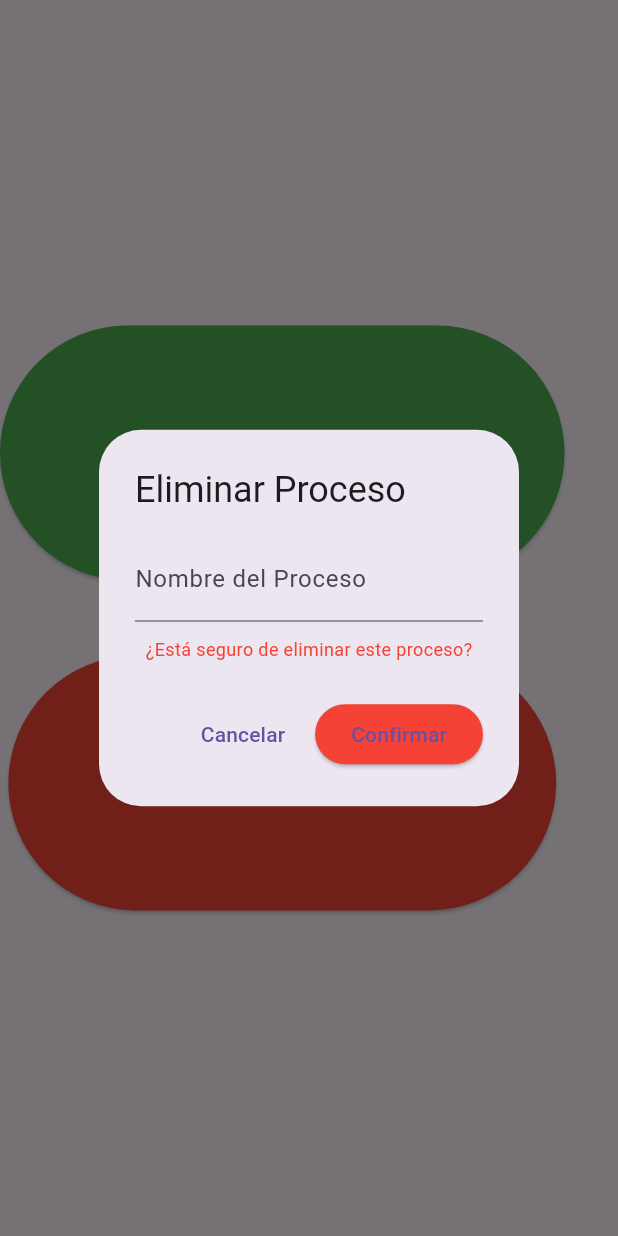
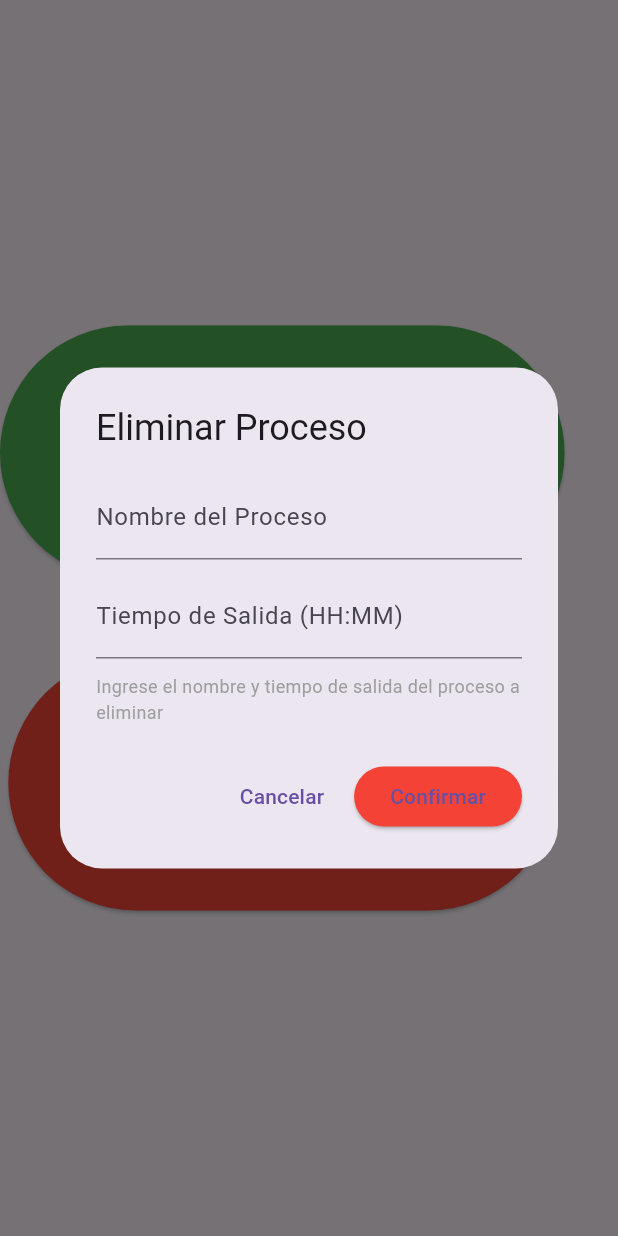
Before and after one commit to MonsePL20/simulacion_memoria, a Flutter app: the BotonesAccion widget shown alone on an empty page, opened directly with empty values, after a tap on "Salida", on a phone screen of 412 x 824 dp. Run offline on Flutter 3.47's test engine with Material 3 defaults, Android fonts, the light colour scheme and no system bars.

Commit message:
modificacion de boton de salida

```diff
--- a/lib/Botones.dart
+++ b/lib/Botones.dart
@@ -1,9 +1,8 @@
 import 'package:flutter/material.dart';
 
 class BotonesAccion extends StatelessWidget {
-
   final Function(String, String, String) onAgregar;
-  final Function(String) onEliminar;
+  final Function(String, String) onEliminar;
 
   const BotonesAccion({
     super.key,
@@ -28,17 +27,16 @@ class BotonesAccion extends StatelessWidget {
               controller: nombreCtrl,
               decoration: const InputDecoration(labelText: "Nombre del Proceso"),
             ),
-            const SizedBox(height: 10),// Espacio entre campos
+            const SizedBox(height: 10),
             TextField(
               controller: tamanoCtrl,
-              decoration: const InputDecoration(labelText: "Tamaño (MB)"),
+              decoration: const InputDecoration(labelText: "Tamaño (KB)"),
               keyboardType: TextInputType.number,
             ),
-            const SizedBox(height: 10),// Espacio entre campos
+            const SizedBox(height: 10),
             TextField(
               controller: llegadaCtrl,
-              decoration: const InputDecoration(labelText: "Tiempo de Llegada"),
-              keyboardType: TextInputType.number,
+              decoration: const InputDecoration(labelText: "Tiempo de Llegada (HH:MM)"),
             ),
           ],
         ),
@@ -68,9 +66,10 @@ class BotonesAccion extends StatelessWidget {
     );
   }
 
-  // 📌 Dialogo para ELIMINAR proceso (CON CONFIRMACIÓN)
+  // 📌 Dialogo para ELIMINAR proceso (CON VALIDACIÓN)
   void dialogoEliminar(BuildContext context) {
     final nombreCtrl = TextEditingController();
+    final salidaCtrl = TextEditingController();
 
     showDialog(
       context: context,
@@ -84,9 +83,14 @@ class BotonesAccion extends StatelessWidget {
               decoration: const InputDecoration(labelText: "Nombre del Proceso"),
             ),
             const SizedBox(height: 10),
+            TextField(
+              controller: salidaCtrl,
+              decoration: const InputDecoration(labelText: "Tiempo de Salida (HH:MM)"),
+            ),
+            const SizedBox(height: 10),
             const Text(
-              "¿Está seguro de eliminar este proceso?",
-              style: TextStyle(color: Colors.red, fontSize: 12),// Advertencia
+              "Ingrese el nombre y tiempo de salida del proceso a eliminar",
+              style: TextStyle(color: Colors.grey, fontSize: 12),
             ),
           ],
         ),
@@ -98,17 +102,16 @@ class BotonesAccion extends StatelessWidget {
           ElevatedButton(
             style: ElevatedButton.styleFrom(backgroundColor: Colors.red),
             onPressed: () {
-              if (nombreCtrl.text.isEmpty) {
+              if (nombreCtrl.text.isEmpty || salidaCtrl.text.isEmpty) {
                 ScaffoldMessenger.of(context).showSnackBar(
-                  const SnackBar(content: Text("Ingrese el nombre")),
+                  const SnackBar(content: Text("Complete todos los campos")),
                 );
                 return;
               }
-              onEliminar(nombreCtrl.text);
+
+              // 📌 Llamar a eliminar (la validación de existencia está en main)
+              onEliminar(nombreCtrl.text, salidaCtrl.text);
               Navigator.pop(context);
-              ScaffoldMessenger.of(context).showSnackBar(
-                const SnackBar(content: Text("Proceso eliminado correctamente")),
-              );
             },
             child: const Text("Confirmar"),
           ),
@@ -131,11 +134,11 @@ class BotonesAccion extends StatelessWidget {
           style: ElevatedButton.styleFrom(
             backgroundColor: Colors.green,
             foregroundColor: Colors.white,
-            padding: const EdgeInsets.symmetric(horizontal: 150, vertical: 75),// Tamaño grande
+            padding: const EdgeInsets.symmetric(horizontal: 150, vertical: 75),
           ),
         ),
 
-        const SizedBox(height: 50),// Espacio entre botones
+        const SizedBox(height: 50),
 
         // 🔹 Botón SALIDA (Eliminar con confirmación)
         ElevatedButton.icon(
@@ -145,7 +148,7 @@ class BotonesAccion extends StatelessWidget {
           style: ElevatedButton.styleFrom(
             backgroundColor: Colors.red,
             foregroundColor: Colors.white,
-            padding: const EdgeInsets.symmetric(horizontal: 150, vertical: 75),// Tamaño grande
+            padding: const EdgeInsets.symmetric(horizontal: 150, vertical: 75),
           ),
         ),
       ],
--- a/lib/main.dart
+++ b/lib/main.dart
@@ -129,20 +129,35 @@ class _PantallaPrincipalState extends State<PantallaPrincipal> {
     });
   }
 
-  // 📌 Método para eliminar proceso
-  void eliminarProceso(String nombre) {
-    final existe = procesos.any((p) => p['nombre'] == nombre);
+  // 📌 Método para eliminar proceso (CON VALIDACIÓN)
+  void eliminarProceso(String nombre, String salida) {
+    // 📌 Buscar proceso por nombre Y tiempo de salida
+    final existe = procesos.any((p) =>
+      p['nombre'] == nombre && p['salida'] == salida
+    );
 
     if (!existe) {
       ScaffoldMessenger.of(context).showSnackBar(
-        const SnackBar(content: Text("Proceso no encontrado")),
+        const SnackBar(
+          content: Text("Proceso no encontrado - Verifique nombre y tiempo de salida"),
+          backgroundColor: Colors.red,
+        ),
       );
       return;
     }
 
     setState(() {
-      procesos.removeWhere((p) => p['nombre'] == nombre);
+      procesos.removeWhere((p) =>
+        p['nombre'] == nombre && p['salida'] == salida
+      );
     });
+
+    ScaffoldMessenger.of(context).showSnackBar(
+      SnackBar(
+        content: Text("Proceso '$nombre' eliminado correctamente"),
+        backgroundColor: Colors.green,
+      ),
+    );
   }
 
   @override
```
